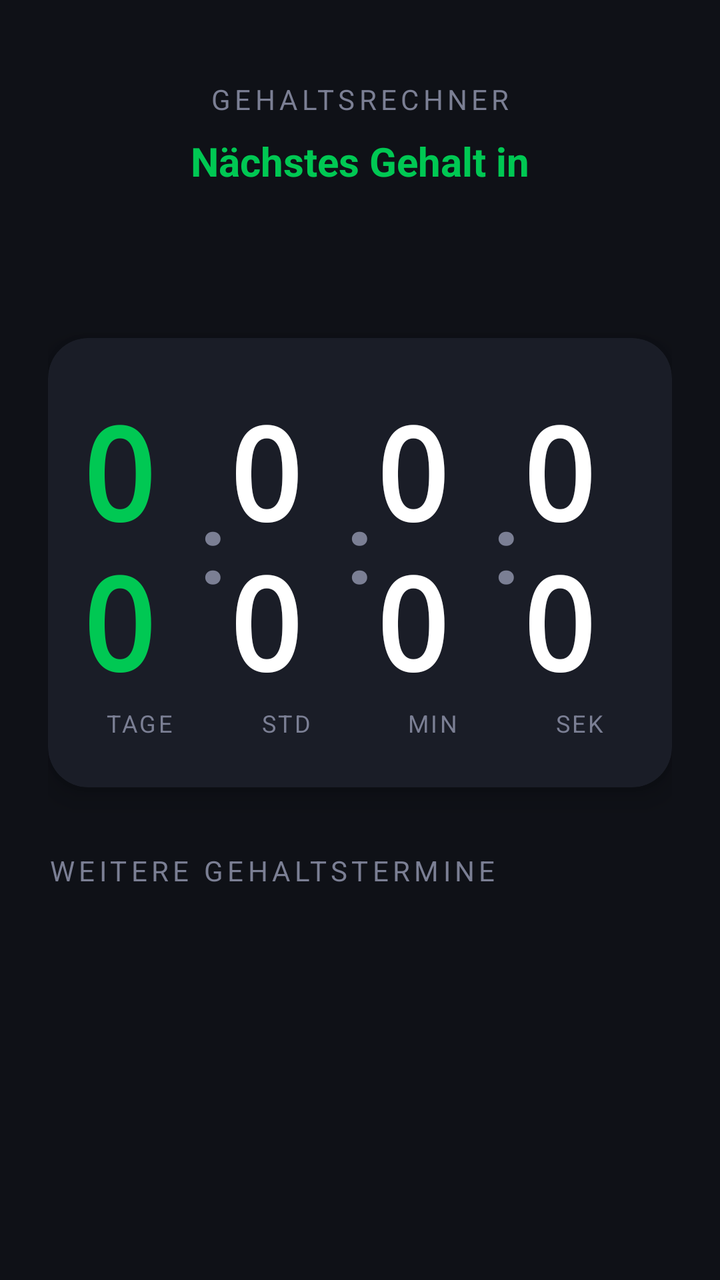
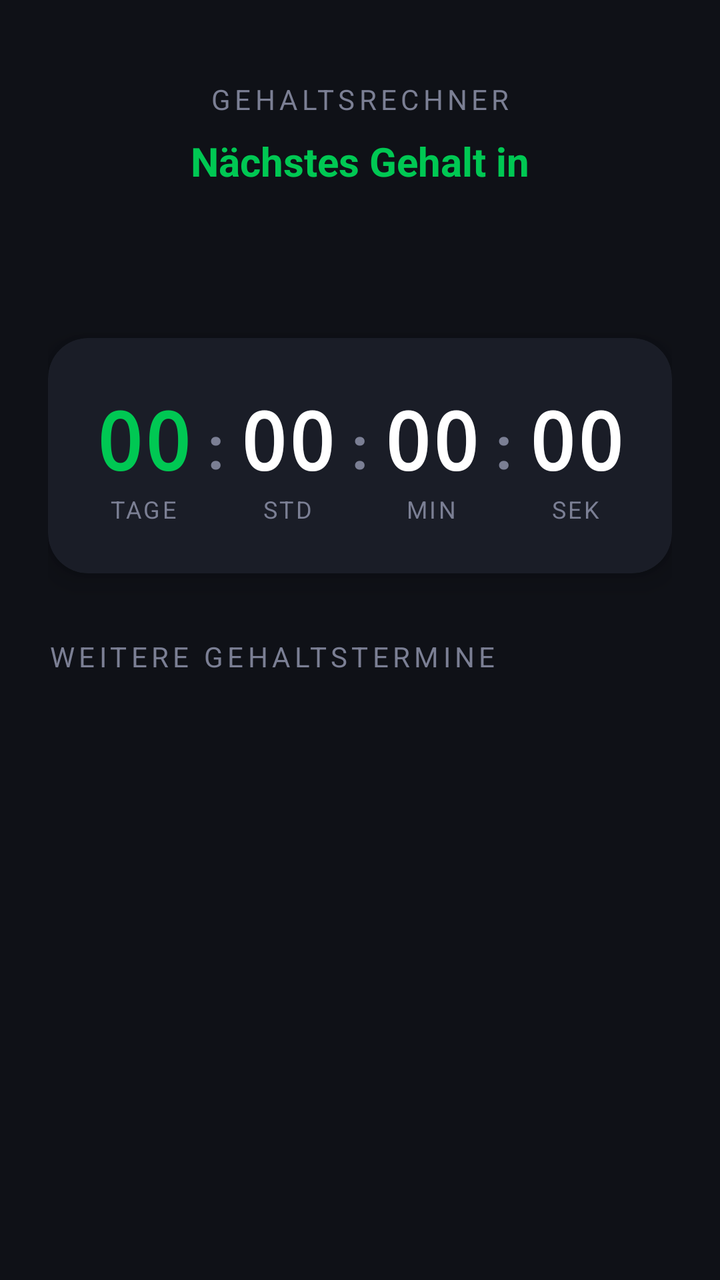

Screens rendered from an Android XML layout before and after an edit, with the pre-edit source and the edit as a unified diff.
<!-- AndroidManifest.xml: application theme Theme.NextGehaltCountdown -->
<!-- res/layout/activity_main.xml -->
<?xml version="1.0" encoding="utf-8"?>
<ScrollView xmlns:android="http://schemas.android.com/apk/res/android"
    xmlns:app="http://schemas.android.com/apk/res-auto"
    android:layout_width="match_parent"
    android:layout_height="match_parent"
    android:background="@color/bg_dark"
    android:fillViewport="true">

    <LinearLayout
        android:layout_width="match_parent"
        android:layout_height="wrap_content"
        android:orientation="vertical"
        android:padding="24dp">

        
        <TextView
            android:layout_width="match_parent"
            android:layout_height="wrap_content"
            android:text="@string/app_title"
            android:textColor="@color/text_secondary"
            android:textSize="14sp"
            android:textAllCaps="true"
            android:letterSpacing="0.15"
            android:gravity="center"
            android:paddingTop="16dp"
            android:paddingBottom="8dp" />

        
        <TextView
            android:id="@+id/tv_countdown_label"
            android:layout_width="match_parent"
            android:layout_height="wrap_content"
            android:text="@string/label_next_salary"
            android:textColor="@color/accent_green"
            android:textSize="20sp"
            android:textStyle="bold"
            android:gravity="center"
            android:paddingBottom="8dp" />

        
        <TextView
            android:id="@+id/tv_next_salary_date"
            android:layout_width="match_parent"
            android:layout_height="wrap_content"
            android:textColor="@color/text_primary"
            android:textSize="26sp"
            android:textStyle="bold"
            android:gravity="center"
            android:paddingBottom="32dp" />

        
        <androidx.cardview.widget.CardView
            android:layout_width="match_parent"
            android:layout_height="wrap_content"
            app:cardBackgroundColor="@color/card_bg"
            app:cardCornerRadius="20dp"
            app:cardElevation="8dp"
            android:layout_marginBottom="32dp">

            <LinearLayout
                android:layout_width="match_parent"
                android:layout_height="wrap_content"
                android:orientation="vertical"
                android:paddingTop="24dp"
                android:paddingBottom="24dp"
                android:paddingLeft="16dp"
                android:paddingRight="16dp">

                
                <LinearLayout
                    android:layout_width="match_parent"
                    android:layout_height="wrap_content"
                    android:orientation="horizontal"
                    android:gravity="center">

                    
                    <LinearLayout
                        android:layout_width="0dp"
                        android:layout_height="wrap_content"
                        android:layout_weight="1"
                        android:orientation="vertical"
                        android:gravity="center">

                        <TextView
                            android:id="@+id/tv_days"
                            android:layout_width="wrap_content"
                            android:layout_height="wrap_content"
                            android:text="00"
                            android:textColor="@color/accent_green"
                            android:textSize="64sp"
                            android:textStyle="bold"
                            android:fontFamily="monospace" />

                        <TextView
                            android:layout_width="wrap_content"
                            android:layout_height="wrap_content"
                            android:text="@string/label_days"
                            android:textColor="@color/text_secondary"
                            android:textSize="12sp"
                            android:textAllCaps="true"
                            android:letterSpacing="0.1" />
                    </LinearLayout>

                    
                    <TextView
                        android:layout_width="wrap_content"
                        android:layout_height="wrap_content"
                        android:text=":"
                        android:textColor="@color/text_secondary"
                        android:textSize="48sp"
                        android:textStyle="bold"
                        android:paddingBottom="16dp" />

                    
                    <LinearLayout
                        android:layout_width="0dp"
                        android:layout_height="wrap_content"
                        android:layout_weight="1"
                        android:orientation="vertical"
                        android:gravity="center">

                        <TextView
                            android:id="@+id/tv_hours"
                            android:layout_width="wrap_content"
                            android:layout_height="wrap_content"
                            android:text="00"
                            android:textColor="@color/text_primary"
                            android:textSize="64sp"
                            android:textStyle="bold"
                            android:fontFamily="monospace" />

                        <TextView
                            android:layout_width="wrap_content"
                            android:layout_height="wrap_content"
                            android:text="@string/label_hours"
                            android:textColor="@color/text_secondary"
                            android:textSize="12sp"
                            android:textAllCaps="true"
                            android:letterSpacing="0.1" />
                    </LinearLayout>

                    
                    <TextView
                        android:layout_width="wrap_content"
                        android:layout_height="wrap_content"
                        android:text=":"
                        android:textColor="@color/text_secondary"
                        android:textSize="48sp"
                        android:textStyle="bold"
                        android:paddingBottom="16dp" />

                    
                    <LinearLayout
                        android:layout_width="0dp"
                        android:layout_height="wrap_content"
                        android:layout_weight="1"
                        android:orientation="vertical"
                        android:gravity="center">

                        <TextView
                            android:id="@+id/tv_minutes"
                            android:layout_width="wrap_content"
                            android:layout_height="wrap_content"
                            android:text="00"
                            android:textColor="@color/text_primary"
                            android:textSize="64sp"
                            android:textStyle="bold"
                            android:fontFamily="monospace" />

                        <TextView
                            android:layout_width="wrap_content"
                            android:layout_height="wrap_content"
                            android:text="@string/label_minutes"
                            android:textColor="@color/text_secondary"
                            android:textSize="12sp"
                            android:textAllCaps="true"
                            android:letterSpacing="0.1" />
                    </LinearLayout>

                    
                    <TextView
                        android:layout_width="wrap_content"
                        android:layout_height="wrap_content"
                        android:text=":"
                        android:textColor="@color/text_secondary"
                        android:textSize="48sp"
                        android:textStyle="bold"
                        android:paddingBottom="16dp" />

                    
                    <LinearLayout
                        android:layout_width="0dp"
                        android:layout_height="wrap_content"
                        android:layout_weight="1"
                        android:orientation="vertical"
                        android:gravity="center">

                        <TextView
                            android:id="@+id/tv_seconds"
                            android:layout_width="wrap_content"
                            android:layout_height="wrap_content"
                            android:text="00"
                            android:textColor="@color/text_primary"
                            android:textSize="64sp"
                            android:textStyle="bold"
                            android:fontFamily="monospace" />

                        <TextView
                            android:layout_width="wrap_content"
                            android:layout_height="wrap_content"
                            android:text="@string/label_seconds"
                            android:textColor="@color/text_secondary"
                            android:textSize="12sp"
                            android:textAllCaps="true"
                            android:letterSpacing="0.1" />
                    </LinearLayout>

                </LinearLayout>
            </LinearLayout>
        </androidx.cardview.widget.CardView>

        
        <TextView
            android:layout_width="match_parent"
            android:layout_height="wrap_content"
            android:text="@string/label_upcoming"
            android:textColor="@color/text_secondary"
            android:textSize="14sp"
            android:textAllCaps="true"
            android:letterSpacing="0.15"
            android:paddingBottom="12dp" />

        <androidx.recyclerview.widget.RecyclerView
            android:id="@+id/rv_upcoming"
            android:layout_width="match_parent"
            android:layout_height="wrap_content"
            android:nestedScrollingEnabled="false" />

        
        <View
            android:layout_width="match_parent"
            android:layout_height="24dp" />

    </LinearLayout>
</ScrollView>
<!-- resources referenced by this layout -->
<resources>
  <color name="accent_green">#00C853</color>
  <color name="bg_dark">#0F1117</color>
  <color name="card_bg">#1A1D27</color>
  <color name="text_primary">#FFFFFF</color>
  <color name="text_secondary">#7B7F94</color>
  <string name="app_title">Gehaltsrechner</string>
  <string name="label_days">Tage</string>
  <string name="label_hours">Std</string>
  <string name="label_minutes">Min</string>
  <string name="label_next_salary">Nächstes Gehalt in</string>
  <string name="label_seconds">Sek</string>
  <string name="label_upcoming">Weitere Gehaltstermine</string>
  <style name="Theme.NextGehaltCountdown" parent="Theme.MaterialComponents.DayNight.NoActionBar">
          <item name="colorPrimary">@color/accent_green</item>
          <item name="colorPrimaryVariant">@color/card_bg</item>
          <item name="colorOnPrimary">@color/bg_dark</item>
          <item name="colorSecondary">@color/accent_green</item>
          <item name="colorOnSecondary">@color/bg_dark</item>
          <item name="android:windowBackground">@color/bg_dark</item>
          <item name="android:statusBarColor">@color/bg_dark</item>
          <item name="android:navigationBarColor">@color/bg_dark</item>
      </style>
</resources>

<!-- the commit's change to res/layout/activity_main.xml (unified diff, before → after) -->
@@ -83,13 +83,15 @@
 
                         <TextView
                             android:id="@+id/tv_days"
-                            android:layout_width="wrap_content"
+                            android:layout_width="match_parent"
                             android:layout_height="wrap_content"
                             android:text="00"
                             android:textColor="@color/accent_green"
-                            android:textSize="64sp"
-                            android:textStyle="bold"
-                            android:fontFamily="monospace" />
+                            android:textSize="40sp"
+                            android:textStyle="bold"
+                            android:fontFamily="monospace"
+                            android:gravity="center"
+                            android:maxLines="1" />
 
                         <TextView
                             android:layout_width="wrap_content"
@@ -107,9 +109,9 @@
                         android:layout_height="wrap_content"
                         android:text=":"
                         android:textColor="@color/text_secondary"
-                        android:textSize="48sp"
+                        android:textSize="30sp"
                         android:textStyle="bold"
-                        android:paddingBottom="16dp" />
+                        android:paddingBottom="10dp" />
 
                     
                     <LinearLayout
@@ -121,13 +123,15 @@
 
                         <TextView
                             android:id="@+id/tv_hours"
-                            android:layout_width="wrap_content"
+                            android:layout_width="match_parent"
                             android:layout_height="wrap_content"
                             android:text="00"
                             android:textColor="@color/text_primary"
-                            android:textSize="64sp"
-                            android:textStyle="bold"
-                            android:fontFamily="monospace" />
+                            android:textSize="40sp"
+                            android:textStyle="bold"
+                            android:fontFamily="monospace"
+                            android:gravity="center"
+                            android:maxLines="1" />
 
                         <TextView
                             android:layout_width="wrap_content"
@@ -145,9 +149,9 @@
                         android:layout_height="wrap_content"
                         android:text=":"
                         android:textColor="@color/text_secondary"
-                        android:textSize="48sp"
+                        android:textSize="30sp"
                         android:textStyle="bold"
-                        android:paddingBottom="16dp" />
+                        android:paddingBottom="10dp" />
 
                     
                     <LinearLayout
@@ -159,13 +163,15 @@
 
                         <TextView
                             android:id="@+id/tv_minutes"
-                            android:layout_width="wrap_content"
+                            android:layout_width="match_parent"
                             android:layout_height="wrap_content"
                             android:text="00"
                             android:textColor="@color/text_primary"
-                            android:textSize="64sp"
-                            android:textStyle="bold"
-                            android:fontFamily="monospace" />
+                            android:textSize="40sp"
+                            android:textStyle="bold"
+                            android:fontFamily="monospace"
+                            android:gravity="center"
+                            android:maxLines="1" />
 
                         <TextView
                             android:layout_width="wrap_content"
@@ -183,9 +189,9 @@
                         android:layout_height="wrap_content"
                         android:text=":"
                         android:textColor="@color/text_secondary"
-                        android:textSize="48sp"
+                        android:textSize="30sp"
                         android:textStyle="bold"
-                        android:paddingBottom="16dp" />
+                        android:paddingBottom="10dp" />
 
                     
                     <LinearLayout
@@ -197,13 +203,15 @@
 
                         <TextView
                             android:id="@+id/tv_seconds"
-                            android:layout_width="wrap_content"
+                            android:layout_width="match_parent"
                             android:layout_height="wrap_content"
                             android:text="00"
                             android:textColor="@color/text_primary"
-                            android:textSize="64sp"
-                            android:textStyle="bold"
-                            android:fontFamily="monospace" />
+                            android:textSize="40sp"
+                            android:textStyle="bold"
+                            android:fontFamily="monospace"
+                            android:gravity="center"
+                            android:maxLines="1" />
 
                         <TextView
                             android:layout_width="wrap_content"
